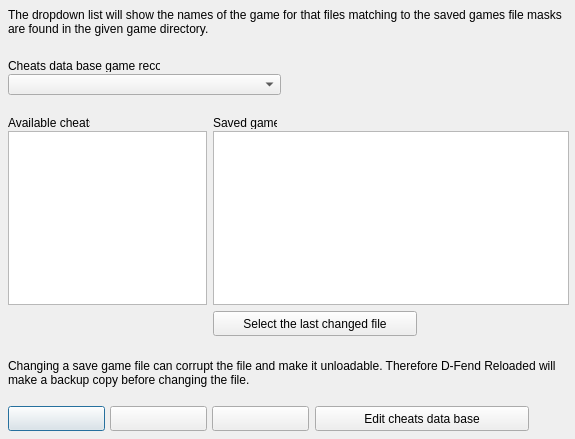
Old version of the form src/forms/CheatApplyFormUnit.ui in the repository Eldricos/D-Fend-Reborn.
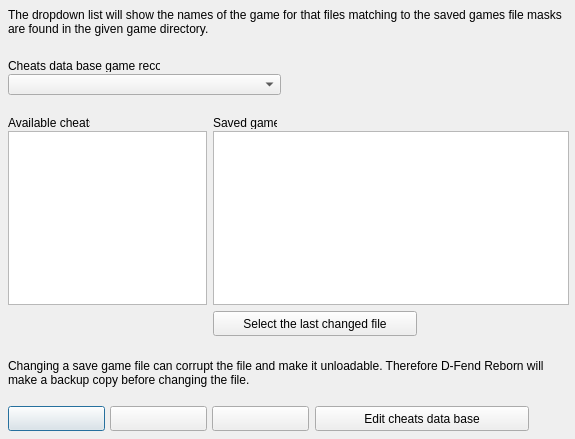
New version of the form. Icons and pictures are not drawn.

Commit message: Rename to D-Fend Reborn, GitHub update check, Linux data folder, cleanups

What changed in the file:
```diff
--- a/src/forms/CheatApplyFormUnit.ui
+++ b/src/forms/CheatApplyFormUnit.ui
@@ -41,7 +41,7 @@
     <widget class="QLabel" name="WarningLabel">
       <property name="geometry"><rect><x>8</x><y>359</y><width>559</width><height>41</height></rect></property>
       <property name="vclAnchors" stdset="0"><string notr="true">akLeft,akTop,akRight</string></property>
-      <property name="text"><string>Changing a save game file can corrupt the file and make it unloadable. Therefore D-Fend Reloaded will make a backup copy before changing the file.</string></property>
+      <property name="text"><string>Changing a save game file can corrupt the file and make it unloadable. Therefore D-Fend Reborn will make a backup copy before changing the file.</string></property>
       <property name="textFormat"><enum>Qt::PlainText</enum></property>
       <property name="wordWrap"><bool>true</bool></property>
       <property name="alignment"><set>Qt::AlignLeft|Qt::AlignTop</set></property>
```
The commit also changes 83 other files.
